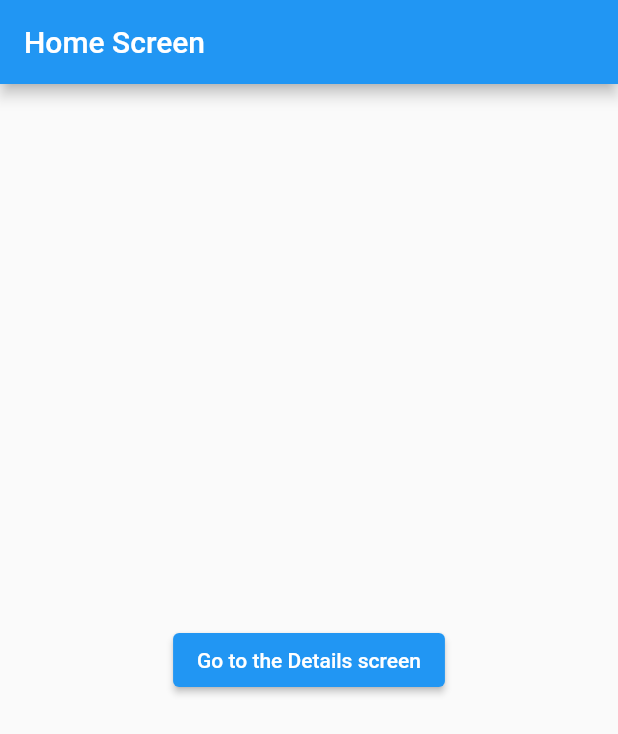
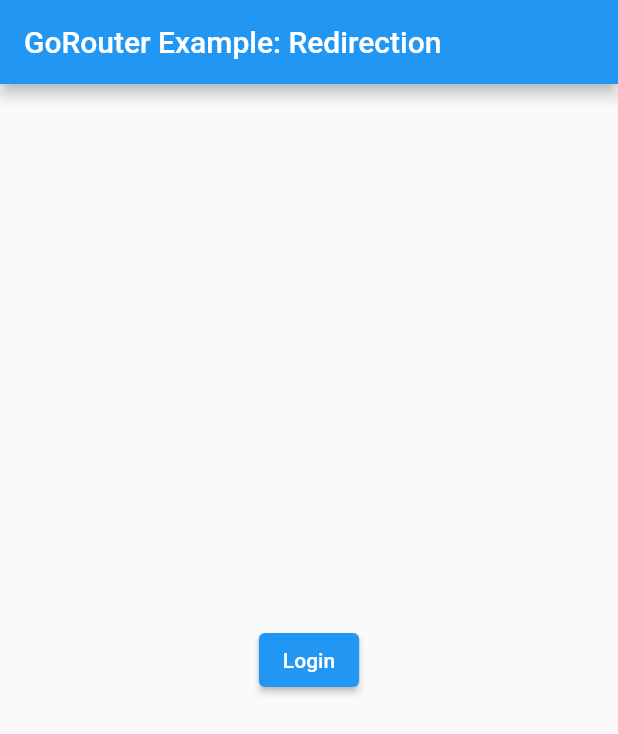
Before and after one commit to mmmtastymmm/example-shop-sudocodellc, a Flutter app: the screen it shows after launch, on a phone screen of 412 x 824 dp. Shown: the top 734 px of the screen. Run offline on Flutter 3.47's test engine with Material 2 defaults, Android fonts, the phone set to English and light mode, and no system bars; our stand-ins replace firebase_auth, firebase_core, go_router; accounts and stored records are empty.

Commit message:
Remove the test

```diff
--- a/lib/main.dart
+++ b/lib/main.dart
@@ -3,6 +3,9 @@
 import 'package:firebase_core/firebase_core.dart';
 import 'firebase_options.dart';
 import 'package:go_router/go_router.dart';
+import 'package:flutter/material.dart';
+import 'package:go_router/go_router.dart';
+import 'package:provider/provider.dart';
 
 
 void main() async {
@@ -10,76 +13,148 @@
   await Firebase.initializeApp(
     options: DefaultFirebaseOptions.currentPlatform,
   );
-  runApp(const MyApp());
+  runApp(App());
 }
+// Copyright 2013 The Flutter Authors. All rights reserved.
+// Use of this source code is governed by a BSD-style license that can be
+// found in the LICENSE file.
 
-/// The route configuration.
-final GoRouter _router = GoRouter(
-  routes: <RouteBase>[
-    GoRoute(
-      path: '/',
-      builder: (BuildContext context, GoRouterState state) {
-        return const HomeScreen();
-      },
-      routes: <RouteBase>[
-        GoRoute(
-          path: 'details',
-          builder: (BuildContext context, GoRouterState state) {
-            return const DetailsScreen();
-          },
-        ),
-      ],
-    ),
-  ],
-);
 
-/// The main app.
-class MyApp extends StatelessWidget {
-  /// Constructs a [MyApp]
-  const MyApp({super.key});
 
-  @override
-  Widget build(BuildContext context) {
-    return MaterialApp.router(
-      routerConfig: _router,
-    );
+// This scenario demonstrates how to use redirect to handle a sign-in flow.
+//
+// The GoRouter.redirect method is called before the app is navigate to a
+// new page. You can choose to redirect to a different page by returning a
+// non-null URL string.
+
+/// The login information.
+class LoginInfo extends ChangeNotifier {
+  /// The username of login.
+  String get userName => _userName;
+  String _userName = '';
+
+  /// Whether a user has logged in.
+  bool get loggedIn => _userName.isNotEmpty;
+
+  /// Logs in a user.
+  void login(String userName) {
+    _userName = userName;
+    notifyListeners();
+  }
+
+  /// Logs out the current user.
+  void logout() {
+    _userName = '';
+    notifyListeners();
   }
 }
 
-/// The home screen
+
+/// The main app.
+class App extends StatelessWidget {
+  /// Creates an [App].
+  App({super.key});
+
+  final LoginInfo _loginInfo = LoginInfo();
+
+  /// The title of the app.
+  static const String title = 'GoRouter Example: Redirection';
+
+  // add the login info into the tree as app state that can change over time
+  @override
+  Widget build(BuildContext context) => ChangeNotifierProvider<LoginInfo>.value(
+    value: _loginInfo,
+    child: MaterialApp.router(
+      routerConfig: _router,
+      title: title,
+      debugShowCheckedModeBanner: false,
+    ),
+  );
+
+  late final GoRouter _router = GoRouter(
+    routes: <GoRoute>[
+      GoRoute(
+        path: '/',
+        builder: (BuildContext context, GoRouterState state) =>
+        const HomeScreen(),
+      ),
+      GoRoute(
+        path: '/login',
+        builder: (BuildContext context, GoRouterState state) =>
+        const LoginScreen(),
+      ),
+    ],
+
+    // redirect to the login page if the user is not logged in
+    redirect: (BuildContext context, GoRouterState state) {
+      // if the user is not logged in, they need to login
+      final bool loggedIn = _loginInfo.loggedIn;
+      final bool loggingIn = state.matchedLocation == '/login';
+      if (!loggedIn) {
+        return '/login';
+      }
+
+      // if the user is logged in but still on the login page, send them to
+      // the home page
+      if (loggingIn) {
+        return '/';
+      }
+
+      // no need to redirect at all
+      return null;
+    },
+
+    // changes on the listenable will cause the router to refresh it's route
+    refreshListenable: _loginInfo,
+  );
+}
+
+/// The login screen.
+class LoginScreen extends StatelessWidget {
+  /// Creates a [LoginScreen].
+  const LoginScreen({super.key});
+
+  @override
+  Widget build(BuildContext context) => Scaffold(
+    appBar: AppBar(title: const Text(App.title)),
+    body: Center(
+      child: ElevatedButton(
+        onPressed: () {
+          // log a user in, letting all the listeners know
+          context.read<LoginInfo>().login('test-user');
+
+          // router will automatically redirect from /login to / using
+          // refreshListenable
+        },
+        child: const Text('Login'),
+      ),
+    ),
+  );
+}
+
+/// The home screen.
 class HomeScreen extends StatelessWidget {
-  /// Constructs a [HomeScreen]
+  /// Creates a [HomeScreen].
   const HomeScreen({super.key});
 
   @override
   Widget build(BuildContext context) {
+    final LoginInfo info = context.read<LoginInfo>();
+
     return Scaffold(
-      appBar: AppBar(title: const Text('Home Screen')),
-      body: Center(
-        child: ElevatedButton(
-          onPressed: () => context.go('/details'),
-          child: const Text('Go to the Details screen'),
-        ),
+      appBar: AppBar(
+        title: const Text(App.title),
+        actions: <Widget>[
+          IconButton(
+            onPressed: info.logout,
+            tooltip: 'Logout: ${info.userName}',
+            icon: const Icon(Icons.logout),
+          )
+        ],
+      ),
+      body: const Center(
+        child: Text('HomeScreen'),
       ),
     );
   }
 }
-
-/// The details screen
-class DetailsScreen extends StatelessWidget {
-  /// Constructs a [DetailsScreen]
-  const DetailsScreen({super.key});
-
-  @override
-  Widget build(BuildContext context) {
-    return Scaffold(
-      appBar: AppBar(title: const Text('Details Screen')),
-      body: Center(
-        child: ElevatedButton(
-          onPressed: () => context.go('/'),
-          child: const Text('Go back to the Home screen'),
-        ),
-      ),
-    );
-  }
-}
--- a/pubspec.yaml
+++ b/pubspec.yaml
@@ -38,6 +38,7 @@
   firebase_auth: ^4.10.1
   firebase_core: ^2.17.0
   go_router: ^11.1.2
+  provider: ^6.0.5
 
 dev_dependencies:
   flutter_test:
```
Also changed, not shown: pubspec.lock, 1 other file.
